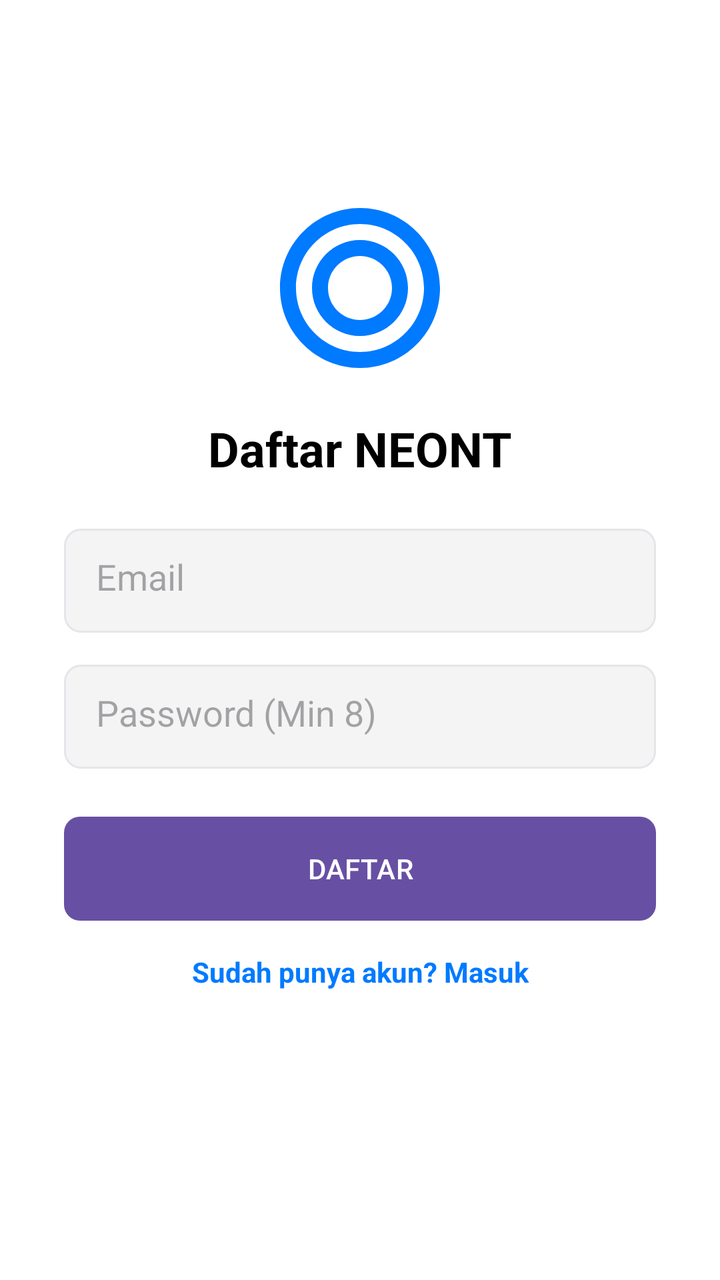
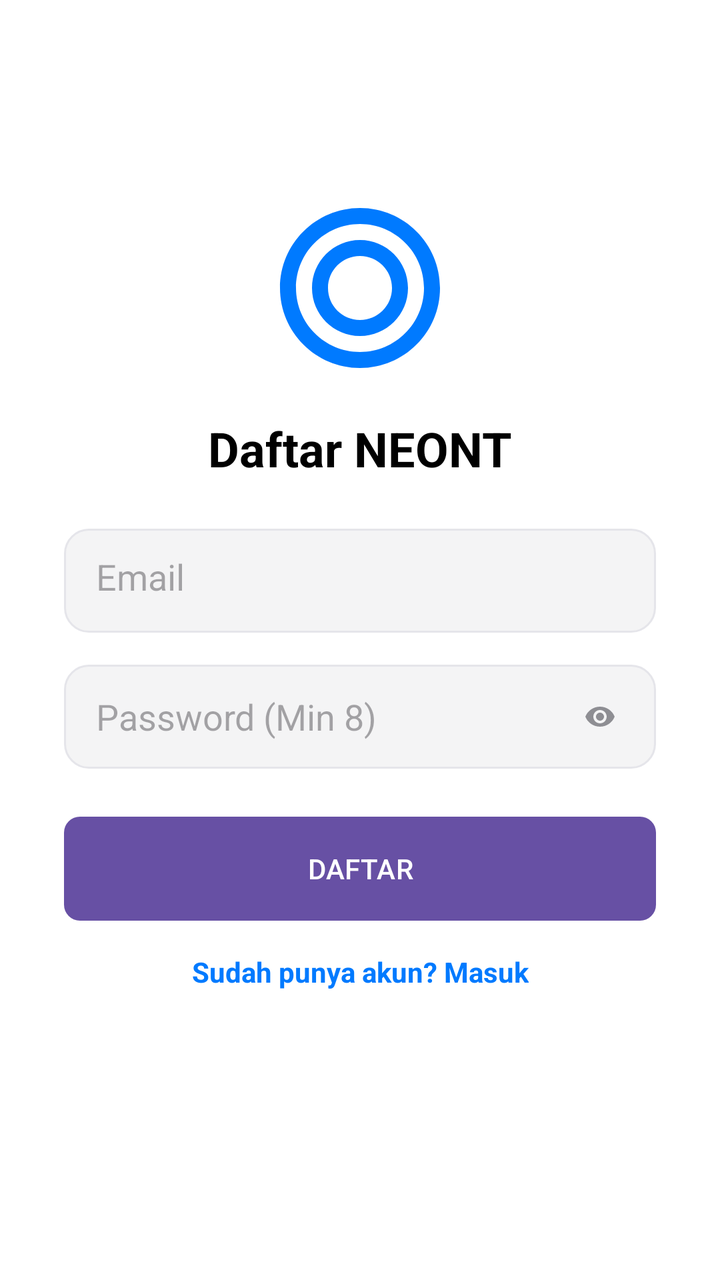

Screens rendered from an Android XML layout before and after an edit, with the pre-edit source and the edit as a unified diff.
<!-- AndroidManifest.xml: application theme Theme.Material3.Light.NoActionBar -->
<!-- res/layout/activity_register.xml -->
<?xml version="1.0" encoding="utf-8"?>
<androidx.constraintlayout.widget.ConstraintLayout xmlns:android="http://schemas.android.com/apk/res/android"
    xmlns:app="http://schemas.android.com/apk/res-auto"
    android:layout_width="match_parent" android:layout_height="match_parent"
    android:background="@color/tg_bg" android:padding="32dp">

    <ImageView android:id="@+id/ivLogo" android:layout_width="96dp" android:layout_height="96dp"
        android:src="@drawable/ic_neont_logo" android:layout_marginTop="64dp"
        app:layout_constraintTop_toTopOf="parent" app:layout_constraintStart_toStartOf="parent" app:layout_constraintEnd_toEndOf="parent" />

    <TextView android:id="@+id/tvTitle" android:layout_width="wrap_content" android:layout_height="wrap_content"
        android:text="Daftar NEONT" android:textSize="24sp" android:textStyle="bold" android:textColor="@color/tg_text"
        android:layout_marginTop="16dp" app:layout_constraintTop_toBottomOf="@id/ivLogo"
        app:layout_constraintStart_toStartOf="parent" app:layout_constraintEnd_toEndOf="parent" />

    <EditText android:id="@+id/etEmail" android:layout_width="match_parent" android:layout_height="52dp"
        android:hint="Email" android:inputType="textEmailAddress" android:background="@drawable/bg_input_telegram"
        android:padding="16dp" android:layout_marginTop="24dp" app:layout_constraintTop_toBottomOf="@id/tvTitle" />

    <EditText android:id="@+id/etPassword" android:layout_width="match_parent" android:layout_height="52dp"
        android:hint="Password (Min 8)" android:inputType="textPassword" android:background="@drawable/bg_input_telegram"
        android:padding="16dp" android:layout_marginTop="16dp" app:layout_constraintTop_toBottomOf="@id/etEmail" />

    <Button android:id="@+id/btnRegister" android:layout_width="match_parent" android:layout_height="52dp"
        android:text="DAFTAR" android:background="@drawable/bg_button_telegram" android:textColor="#FFFFFF"
        android:layout_marginTop="24dp" app:layout_constraintTop_toBottomOf="@id/etPassword" />

    <TextView android:id="@+id/tvGoToLogin" android:layout_width="wrap_content" android:layout_height="wrap_content"
        android:text="Sudah punya akun? Masuk" android:textColor="@color/tg_blue" android:textStyle="bold"
        android:layout_marginTop="16dp" app:layout_constraintTop_toBottomOf="@id/btnRegister"
        app:layout_constraintStart_toStartOf="parent" app:layout_constraintEnd_toEndOf="parent" />
</androidx.constraintlayout.widget.ConstraintLayout>
<!-- resources referenced by this layout -->
<resources>
  <color name="tg_bg">#FFFFFF</color>
  <color name="tg_blue">#007AFF</color>
  <color name="tg_text">#000000</color>
  <!-- drawable bg_button_telegram (drawable) -->
  <?xml version="1.0" encoding="utf-8"?>
  <shape xmlns:android="http://schemas.android.com/apk/res/android">
      <solid android:color="@color/tg_blue" />
      <corners android:radius="8dp" />
  </shape>
  <!-- drawable bg_input_telegram (drawable) -->
  <?xml version="1.0" encoding="utf-8"?>
  <shape xmlns:android="http://schemas.android.com/apk/res/android">
      <solid android:color="@color/tg_bg_gray" />
      <stroke android:width="1dp" android:color="#E5E5EA" />
      <corners android:radius="8dp" />
  </shape>
  <!-- drawable ic_neont_logo (drawable) -->
  <vector xmlns:android="http://schemas.android.com/apk/res/android" android:width="96dp" android:height="96dp" android:viewportWidth="24" android:viewportHeight="24">
      <path android:fillColor="#007AFF" android:pathData="M12,2C6.48,2 2,6.48 2,12s4.48,10 10,10 10,-4.48 10,-10S17.52,2 12,2zM12,20c-4.41,0 -8,-3.59 -8,-8s3.59,-8 8,-8 8,3.59 8,8 -3.59,8 -8,8zM12,6c-3.31,0 -6,2.69 -6,6s2.69,6 6,6 6,-2.69 6,-6 -2.69,-6 -6,-6zM12,16c-2.21,0 -4,-1.79 -4,-4s1.79,-4 4,-4 4,1.79 4,4 -1.79,4 -4,4z"/>
  </vector>
  <color name="tg_bg_gray">#F4F4F5</color>
</resources>

<!-- the commit's change to res/layout/activity_register.xml (unified diff, before → after) -->
@@ -15,15 +15,27 @@
 
     <EditText android:id="@+id/etEmail" android:layout_width="match_parent" android:layout_height="52dp"
         android:hint="Email" android:inputType="textEmailAddress" android:background="@drawable/bg_input_telegram"
-        android:padding="16dp" android:layout_marginTop="24dp" app:layout_constraintTop_toBottomOf="@id/tvTitle" />
+        android:padding="16dp" android:layout_marginTop="24dp" app:layout_constraintTop_toBottomOf="@id/tvTitle"
+        android:importantForAutofill="no" android:autofillHints="" />
 
-    <EditText android:id="@+id/etPassword" android:layout_width="match_parent" android:layout_height="52dp"
-        android:hint="Password (Min 8)" android:inputType="textPassword" android:background="@drawable/bg_input_telegram"
-        android:padding="16dp" android:layout_marginTop="16dp" app:layout_constraintTop_toBottomOf="@id/etEmail" />
+    <LinearLayout android:id="@+id/layoutPassword" android:layout_width="match_parent" android:layout_height="52dp"
+        android:orientation="horizontal" android:background="@drawable/bg_input_telegram"
+        android:paddingStart="16dp" android:paddingEnd="16dp" android:layout_marginTop="16dp"
+        app:layout_constraintTop_toBottomOf="@id/etEmail">
+
+        <EditText android:id="@+id/etPassword" android:layout_width="0dp" android:layout_height="match_parent"
+            android:layout_weight="1" android:hint="Password (Min 8)" android:inputType="textPassword"
+            android:background="@android:color/transparent" android:padding="0dp"
+            android:importantForAutofill="no" android:autofillHints="" />
+
+        <ImageView android:id="@+id/ivTogglePass" android:layout_width="24dp" android:layout_height="24dp"
+            android:src="@drawable/ic_eye_open" app:tint="@color/tg_text_gray"
+            android:layout_gravity="center_vertical" android:padding="4dp"/>
+    </LinearLayout>
 
     <Button android:id="@+id/btnRegister" android:layout_width="match_parent" android:layout_height="52dp"
         android:text="DAFTAR" android:background="@drawable/bg_button_telegram" android:textColor="#FFFFFF"
-        android:layout_marginTop="24dp" app:layout_constraintTop_toBottomOf="@id/etPassword" />
+        android:layout_marginTop="24dp" app:layout_constraintTop_toBottomOf="@id/layoutPassword" />
 
     <TextView android:id="@+id/tvGoToLogin" android:layout_width="wrap_content" android:layout_height="wrap_content"
         android:text="Sudah punya akun? Masuk" android:textColor="@color/tg_blue" android:textStyle="bold"
<!-- resource entries referenced after the edit -->
@@ -3,6 +3,7 @@
   <color name="tg_bg">#FFFFFF</color>
   <color name="tg_blue">#007AFF</color>
   <color name="tg_text">#000000</color>
+  <color name="tg_text_gray">#8E8E93</color>
   <!-- drawable bg_button_telegram (drawable) -->
   <?xml version="1.0" encoding="utf-8"?>
   <shape xmlns:android="http://schemas.android.com/apk/res/android">
@@ -13,9 +14,13 @@
   <?xml version="1.0" encoding="utf-8"?>
   <shape xmlns:android="http://schemas.android.com/apk/res/android">
       <solid android:color="@color/tg_bg_gray" />
+      <corners android:radius="12dp" />
       <stroke android:width="1dp" android:color="#E5E5EA" />
-      <corners android:radius="8dp" />
   </shape>
+  <!-- drawable ic_eye_open (drawable) -->
+  <vector xmlns:android="http://schemas.android.com/apk/res/android" android:width="24dp" android:height="24dp" android:viewportWidth="24" android:viewportHeight="24">
+      <path android:fillColor="#000000" android:pathData="M12,4.5C7,4.5 2.73,7.61 1,12c1.73,4.39 6,7.5 11,7.5s9.27,-3.11 11,-7.5c-1.73,-4.39 -6,-7.5 -11,-7.5zM12,17c-2.76,0 -5,-2.24 -5,-5s2.24,-5 5,-5 5,2.24 5,5 -2.24,5 -5,5zM12,9c-1.66,0 -3,1.34 -3,3s1.34,3 3,3 3,-1.34 3,-3 -1.34,-3 -3,-3z"/>
+  </vector>
   <!-- drawable ic_neont_logo (drawable) -->
   <vector xmlns:android="http://schemas.android.com/apk/res/android" android:width="96dp" android:height="96dp" android:viewportWidth="24" android:viewportHeight="24">
       <path android:fillColor="#007AFF" android:pathData="M12,2C6.48,2 2,6.48 2,12s4.48,10 10,10 10,-4.48 10,-10S17.52,2 12,2zM12,20c-4.41,0 -8,-3.59 -8,-8s3.59,-8 8,-8 8,3.59 8,8 -3.59,8 -8,8zM12,6c-3.31,0 -6,2.69 -6,6s2.69,6 6,6 6,-2.69 6,-6 -2.69,-6 -6,-6zM12,16c-2.21,0 -4,-1.79 -4,-4s1.79,-4 4,-4 4,1.79 4,4 -1.79,4 -4,4z"/>
